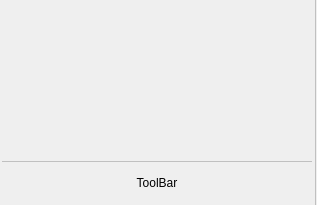
Old version of the form core/ui/RibbonButtonGroup.ui in the repository KROIA/RibbonWidget.
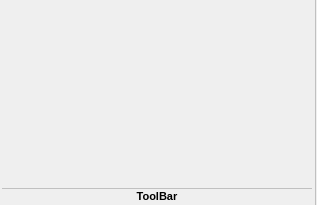
New version of the form.

Commit message: ~ Label Layout for RibbonButtonGroup

```diff
--- a/core/ui/RibbonButtonGroup.ui
+++ b/core/ui/RibbonButtonGroup.ui
@@ -30,7 +30,7 @@
     <number>0</number>
    </property>
    <item row="0" column="0">
-    <layout class="QVBoxLayout" name="verticalLayout" stretch="4,0,1">
+    <layout class="QVBoxLayout" name="verticalLayout" stretch="1,0,0">
      <property name="spacing">
       <number>0</number>
      </property>
@@ -77,6 +77,13 @@
          <verstretch>0</verstretch>
         </sizepolicy>
        </property>
+       <property name="font">
+        <font>
+         <pointsize>8</pointsize>
+         <weight>75</weight>
+         <bold>true</bold>
+        </font>
+       </property>
        <property name="text">
         <string>ToolBar</string>
        </property>
```
